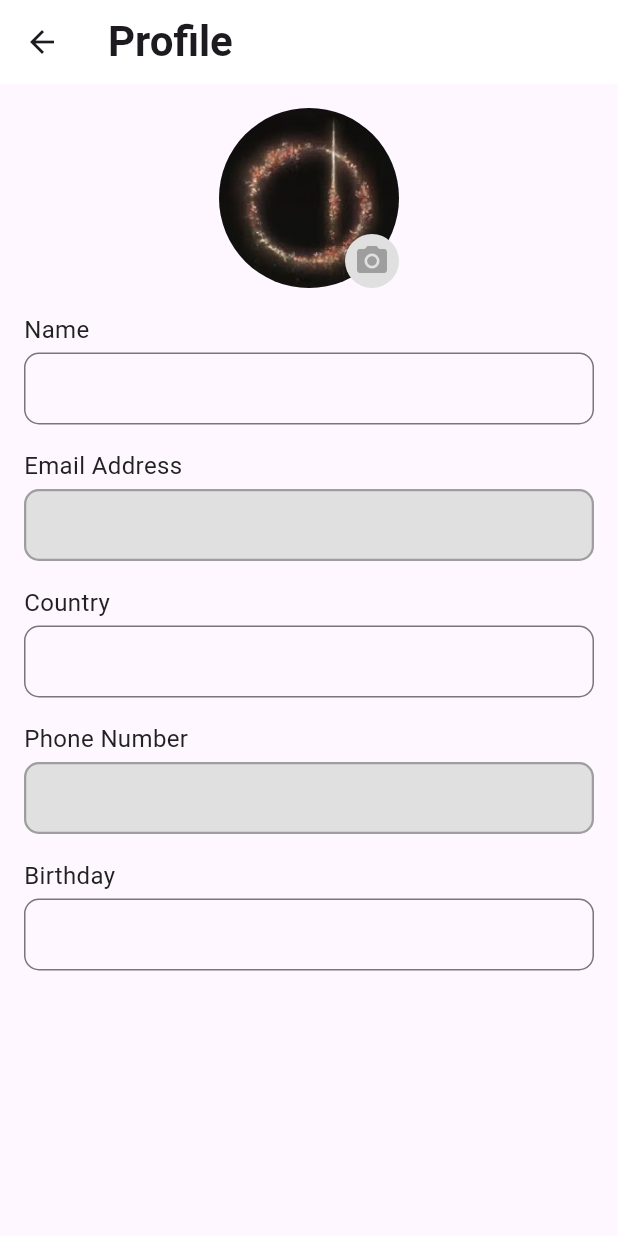
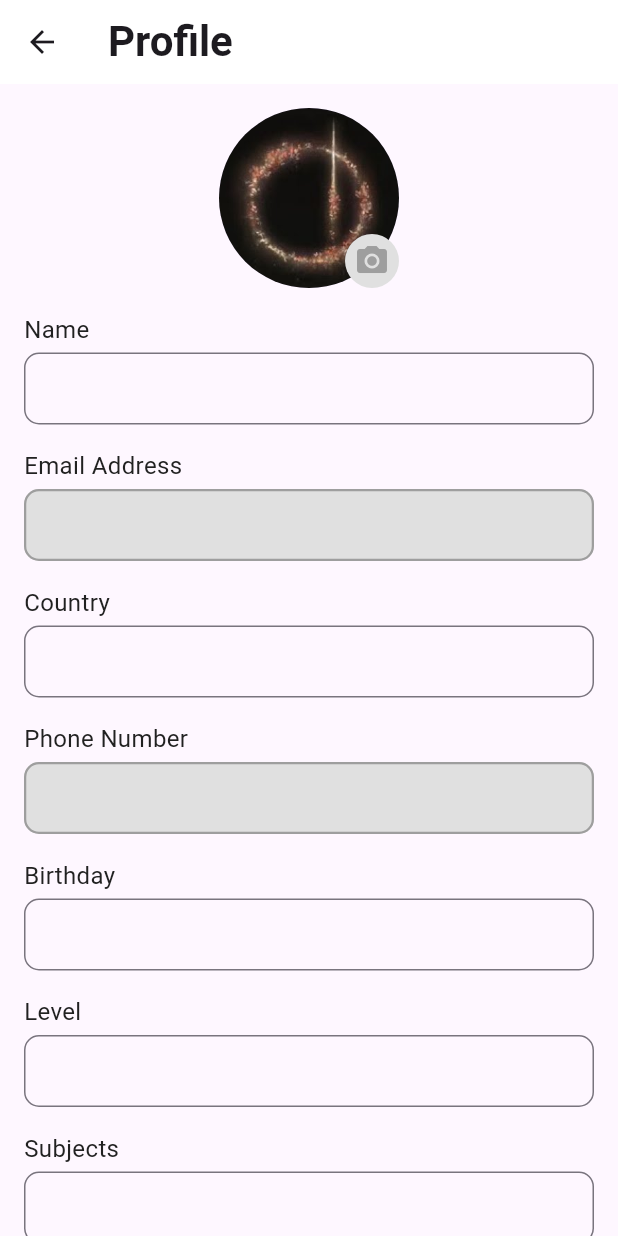
Before and after one commit to tanthokg/CSC13118_AdvMobile, a Flutter app: the UserProfileView screen opened by its route, on a phone screen of 412 x 824 dp. Run offline on Flutter 3.47's test engine with Material 2 defaults, Android fonts, the light colour scheme and no system bars.

Commit message:
Partially finished UserProfileView

```diff
--- a/lettutor/lib/views/user_profile_view.dart
+++ b/lettutor/lib/views/user_profile_view.dart
@@ -22,7 +22,7 @@
       body: SingleChildScrollView(
         padding: const EdgeInsets.all(16),
         child: Column(
-            crossAxisAlignment: CrossAxisAlignment.start,
+          crossAxisAlignment: CrossAxisAlignment.stretch,
           children: [
             Align(
               alignment: Alignment.center,
@@ -77,8 +77,7 @@
                 decoration: InputDecoration(
                   filled: true,
                   fillColor: Colors.grey[300],
-                    contentPadding:
-                        const EdgeInsets.symmetric(vertical: 4, horizontal: 8),
+                  contentPadding: const EdgeInsets.symmetric(vertical: 4, horizontal: 8),
                   disabledBorder: const OutlineInputBorder(
                       borderSide: BorderSide(color: Colors.grey, width: 1.5),
                       borderRadius: BorderRadius.all(Radius.circular(10))),
@@ -115,8 +114,7 @@
                 decoration: InputDecoration(
                   filled: true,
                   fillColor: Colors.grey[300],
-                    contentPadding:
-                        const EdgeInsets.symmetric(vertical: 4, horizontal: 8),
+                  contentPadding: const EdgeInsets.symmetric(vertical: 4, horizontal: 8),
                   disabledBorder: const OutlineInputBorder(
                       borderSide: BorderSide(color: Colors.grey, width: 1.5),
                       borderRadius: BorderRadius.all(Radius.circular(10))),
@@ -140,8 +138,74 @@
                 ),
               ),
             ),
+            Padding(
+              padding: const EdgeInsets.only(top: 16),
+              child:
+                  Text('Level', style: TextStyle(fontSize: 16, color: Colors.grey[900])),
+            ),
+            const Padding(
+              padding: EdgeInsets.only(top: 4),
+              child: TextField(
+                autocorrect: false,
+                decoration: InputDecoration(
+                  contentPadding: EdgeInsets.symmetric(vertical: 4, horizontal: 8),
+                  border: OutlineInputBorder(
+                      borderSide: BorderSide(color: Colors.grey, width: 2),
+                      borderRadius: BorderRadius.all(Radius.circular(10))),
+                ),
+              ),
+            ),
+            Padding(
+              padding: const EdgeInsets.only(top: 16),
+              child: Text('Subjects',
+                  style: TextStyle(fontSize: 16, color: Colors.grey[900])),
+            ),
+            const Padding(
+              padding: EdgeInsets.only(top: 4),
+              child: TextField(
+                autocorrect: false,
+                decoration: InputDecoration(
+                  contentPadding: EdgeInsets.symmetric(vertical: 4, horizontal: 8),
+                  border: OutlineInputBorder(
+                      borderSide: BorderSide(color: Colors.grey, width: 2),
+                      borderRadius: BorderRadius.all(Radius.circular(10))),
+                ),
+              ),
+            ),
+            Padding(
+              padding: const EdgeInsets.only(top: 16),
+              child: Text('Test Preparation',
+                  style: TextStyle(fontSize: 16, color: Colors.grey[900])),
+            ),
+            const Padding(
+              padding: EdgeInsets.only(top: 4),
+              child: TextField(
+                autocorrect: false,
+                decoration: InputDecoration(
+                  contentPadding: EdgeInsets.symmetric(vertical: 4, horizontal: 8),
+                  border: OutlineInputBorder(
+                      borderSide: BorderSide(color: Colors.grey, width: 2),
+                      borderRadius: BorderRadius.all(Radius.circular(10))),
+                ),
+              ),
+            ),
+            const SizedBox(height: 24),
+            TextButton(
+              onPressed: () {},
+              style: ButtonStyle(
+                backgroundColor: MaterialStateProperty.all(Colors.blue),
+              ),
+              child: const Text(
+                'SAVE',
+                style: TextStyle(
+                  fontSize: 18,
+                  color: Colors.white,
+                ),
+              ),
+            )
           ],
-          )),
+        ),
+      ),
     );
   }
 }
```
Lines whose indentation alone changed are shown as unchanged.
